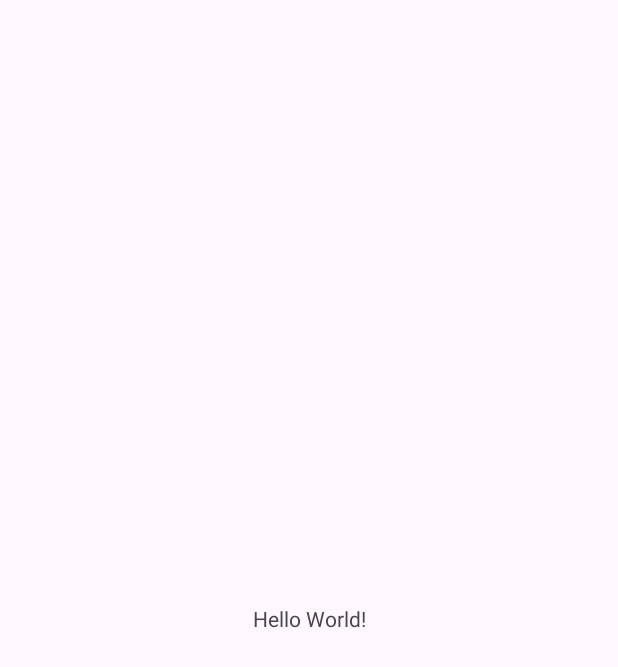
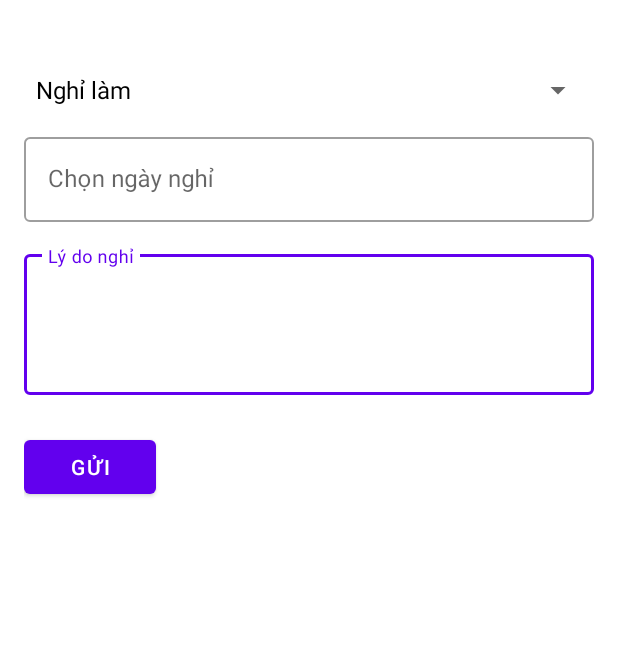
Before and after one commit to vinhduong-051102/BTL-android, an Android app: the screen it shows after launch (MainActivity before the commit, MainActivity2 after it), on a phone screen of 412 x 824 dp. Before the commit the part shown is almost empty. Shown: the top 667 px of the screen. Run offline under Robolectric (Android 15) with nearby library versions, the phone set to English and light mode, and no system bars.

```diff
--- a/app/build.gradle.kts
+++ b/app/build.gradle.kts
@@ -4,12 +4,12 @@ plugins {
 
 android {
     namespace = "com.example.myapplication"
-    compileSdk = 33
+    compileSdk = 34
 
     defaultConfig {
         applicationId = "com.example.myapplication"
         minSdk = 33
-        targetSdk = 33
+        targetSdk = 34
         versionCode = 1
         versionName = "1.0"
 
@@ -39,4 +39,6 @@ dependencies {
     testImplementation("junit:junit:4.13.2")
     androidTestImplementation("androidx.test.ext:junit:1.1.5")
     androidTestImplementation("androidx.test.espresso:espresso-core:3.5.1")
+    implementation ("androidx.cardview:cardview:1.0.0")
+
 }
--- a/app/src/main/AndroidManifest.xml
+++ b/app/src/main/AndroidManifest.xml
@@ -13,7 +13,13 @@
         android:theme="@style/Theme.MyApplication"
         tools:targetApi="31">
         <activity
+            android:name=".MainActivity3"
+            android:exported="false" />
+        <activity
             android:name=".MainActivity"
+            android:exported="false" />
+        <activity
+            android:name=".MainActivity2"
             android:exported="true">
             <intent-filter>
                 <action android:name="android.intent.action.MAIN" />
--- /dev/null
+++ b/app/src/main/java/com/example/myapplication/MainActivity2.java
@@ -0,0 +1,88 @@
+package com.example.myapplication;
+
+import androidx.appcompat.app.AppCompatActivity;
+
+import android.app.DatePickerDialog;
+import android.os.Bundle;
+import android.view.View;
+import android.widget.AdapterView;
+import android.widget.ArrayAdapter;
+import android.widget.AutoCompleteTextView;
+import android.widget.Button;
+import android.widget.DatePicker;
+import android.widget.EditText;
+import android.widget.Spinner;
+import android.widget.Toast;
+
+import java.text.SimpleDateFormat;
+import java.util.Calendar;
+import java.util.Date;
+import java.util.Locale;
+
+public class MainActivity2 extends AppCompatActivity {
+    private Spinner spinnerLeaveType;
+
+    private EditText etLeaveReason, etLeaveDate;
+    private Button btnSubmit;
+    @Override
+    protected void onCreate(Bundle savedInstanceState) {
+        super.onCreate(savedInstanceState);
+        setContentView(R.layout.activity_main2);
+
+        // Initialize views
+        spinnerLeaveType = findViewById(R.id.spinnerLeaveType);
+        etLeaveReason = findViewById(R.id.etLeaveReason);
+        etLeaveDate = findViewById(R.id.etLeaveDate);
+        btnSubmit = findViewById(R.id.btnSubmit);
+
+        // Populate leave types in the spinner
+        populateLeaveTypes();
+
+        // Set onClickListener for the Date Picker
+        etLeaveDate.setOnClickListener(new View.OnClickListener() {
+            @Override
+            public void onClick(View v) {
+                showDatePicker();
+            }
+        });
+
+    }
+    private void populateLeaveTypes() {
+        String[] leaveTypes = {"Nghỉ làm", "Xin thôi việc"};
+
+        ArrayAdapter<String> adapter = new ArrayAdapter<>(this, android.R.layout.simple_spinner_dropdown_item, leaveTypes);
+        spinnerLeaveType.setAdapter(adapter);
+
+        // Optionally, you can set an item selected listener for the spinner
+        spinnerLeaveType.setOnItemSelectedListener(new AdapterView.OnItemSelectedListener() {
+            @Override
+            public void onItemSelected(AdapterView<?> parent, View view, int position, long id) {
+                // Handle item selection if needed
+            }
+
+            @Override
+            public void onNothingSelected(AdapterView<?> parent) {
+                // Handle nothing selected if needed
+            }
+        });
+    }
+
+
+    private void showDatePicker() {
+        Calendar calendar = Calendar.getInstance();
+        int year = calendar.get(Calendar.YEAR);
+        int month = calendar.get(Calendar.MONTH);
+        int dayOfMonth = calendar.get(Calendar.DAY_OF_MONTH);
+
+        DatePickerDialog datePickerDialog = new DatePickerDialog(this, new DatePickerDialog.OnDateSetListener() {
+            @Override
+            public void onDateSet(DatePicker view, int year, int monthOfYear, int dayOfMonth) {
+                // Handle the selected date
+                etLeaveDate.setText(dayOfMonth + "/" + (monthOfYear + 1) + "/" + year);
+            }
+        }, year, month, dayOfMonth);
+
+        datePickerDialog.show();
+    }
+
+}
--- /dev/null
+++ b/app/src/main/res/drawable/border_background.xml
@@ -0,0 +1,6 @@
+<shape xmlns:android="http://schemas.android.com/apk/res/android"
+    android:shape="rectangle">
+    <corners android:radius="8dp" />
+    <stroke android:color="#000000" android:width="2dp" />
+    <padding android:left="2dp" android:right="2dp" android:top="2dp" android:bottom="2dp" />
+</shape>
--- /dev/null
+++ b/app/src/main/res/layout/activity_main2.xml
@@ -0,0 +1,72 @@
+<?xml version="1.0" encoding="utf-8"?>
+<!-- activity_leave_request.xml -->
+
+<LinearLayout
+    xmlns:android="http://schemas.android.com/apk/res/android"
+    xmlns:app="http://schemas.android.com/apk/res-auto"
+    xmlns:tools="http://schemas.android.com/tools"
+    android:layout_width="match_parent"
+    android:layout_height="match_parent"
+    android:orientation="vertical"
+    android:padding="16dp"
+    tools:context=".MainActivity2">
+
+    <!-- Leave Type Spinner -->
+    <com.google.android.material.textfield.TextInputLayout
+        android:id="@+id/tilLeaveType"
+        style="@style/Widget.MaterialComponents.TextInputLayout.OutlinedBox"
+        android:layout_width="match_parent"
+        android:layout_height="wrap_content"
+        android:layout_marginTop="20dp">
+
+        <Spinner
+            android:id="@+id/spinnerLeaveType"
+            android:layout_width="match_parent"
+            android:layout_height="wrap_content"
+            android:hint="Chọn loại phiếu" />
+    </com.google.android.material.textfield.TextInputLayout>
+
+    <!-- Date Picker -->
+    <com.google.android.material.textfield.TextInputLayout
+        android:id="@+id/tilLeaveDate"
+        style="@style/Widget.MaterialComponents.TextInputLayout.OutlinedBox"
+        android:layout_width="match_parent"
+        android:layout_height="wrap_content"
+        android:layout_marginTop="2dp">
+
+        <EditText
+            android:id="@+id/etLeaveDate"
+            android:layout_width="match_parent"
+            android:layout_height="wrap_content"
+            android:hint="Chọn ngày nghỉ"
+            android:inputType="none"
+            android:focusable="false"
+            android:clickable="true"
+            android:focusableInTouchMode="false" />
+    </com.google.android.material.textfield.TextInputLayout>
+
+    <!-- Reason for Leave -->
+    <com.google.android.material.textfield.TextInputLayout
+        android:id="@+id/tilLeaveReason"
+        style="@style/Widget.MaterialComponents.TextInputLayout.OutlinedBox"
+        android:layout_width="match_parent"
+        android:layout_height="wrap_content"
+        android:layout_marginTop="16dp">
+
+        <com.google.android.material.textfield.TextInputEditText
+            android:id="@+id/etLeaveReason"
+            android:layout_width="match_parent"
+            android:layout_height="wrap_content"
+            android:hint="Lý do nghỉ"
+            android:inputType="textMultiLine"
+            android:minLines="3" />
+    </com.google.android.material.textfield.TextInputLayout>
+
+    <!-- Submit Button -->
+    <Button
+        android:id="@+id/btnSubmit"
+        android:layout_width="wrap_content"
+        android:layout_height="wrap_content"
+        android:layout_marginTop="24dp"
+        android:text="Gửi" />
+</LinearLayout>
--- a/app/src/main/res/values-night/themes.xml
+++ b/app/src/main/res/values-night/themes.xml
@@ -1,6 +1,6 @@
 <resources xmlns:tools="http://schemas.android.com/tools">
     <!-- Base application theme. -->
-    <style name="Base.Theme.MyApplication" parent="Theme.Material3.DayNight.NoActionBar">
+    <style name="Base.Theme.MyApplication" parent="Theme.MaterialComponents.DayNight.NoActionBar">
         <!-- Customize your dark theme here. -->
         <!-- <item name="colorPrimary">@color/my_dark_primary</item> -->
     </style>
--- a/app/src/main/res/values/themes.xml
+++ b/app/src/main/res/values/themes.xml
@@ -1,6 +1,6 @@
 <resources xmlns:tools="http://schemas.android.com/tools">
     <!-- Base application theme. -->
-    <style name="Base.Theme.MyApplication" parent="Theme.Material3.DayNight.NoActionBar">
+    <style name="Base.Theme.MyApplication" parent="Theme.MaterialComponents.DayNight.NoActionBar">
         <!-- Customize your light theme here. -->
         <!-- <item name="colorPrimary">@color/my_light_primary</item> -->
     </style>
--- a/build.gradle.kts
+++ b/build.gradle.kts
@@ -1,4 +1,4 @@
 // Top-level build file where you can add configuration options common to all sub-projects/modules.
 plugins {
-    id("com.android.application") version "8.1.2" apply false
+    id("com.android.application") version "8.2.0" apply false
 }
```
Also changed, not shown: app/src/main/java/com/example/myapplication/MainActivity3.java (added, +14 -0 lines), app/src/main/res/drawable/gradient_button.xml (added, +7 -0 lines), app/src/main/res/drawable/rounded_background.xml (added, +8 -0 lines), app/src/main/res/layout/activity_main.xml (+120 -9 lines), app/src/main/res/layout/activity_main3.xml (added, +73 -0 lines), app/src/main/res/drawable/account.png (added), app/src/main/res/drawable/background.jpg (added), app/src/main/res/drawable/logo.jpg (added), app/src/main/res/drawable/password.png (added), gradle/wrapper/gradle-wrapper.properties.
